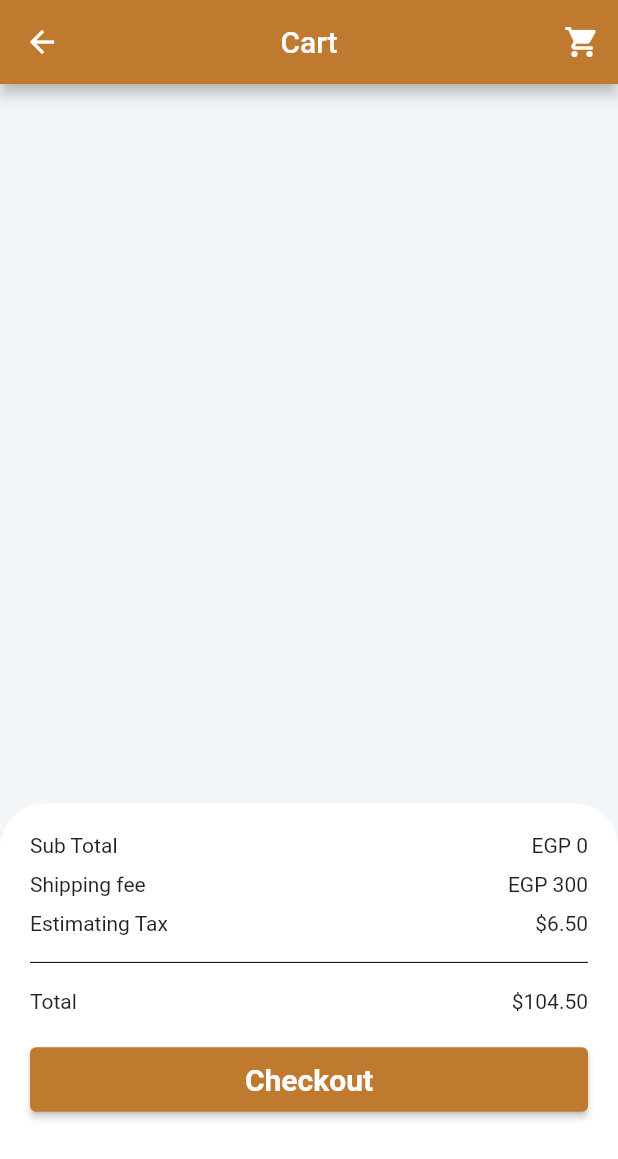
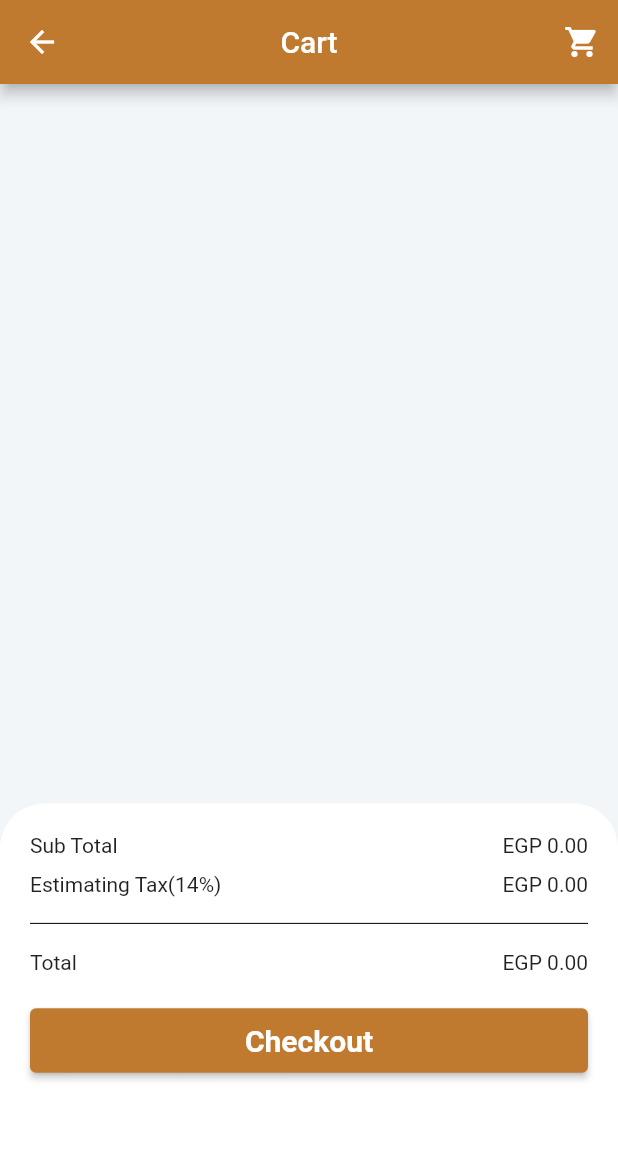
Before and after one commit to FadySameh20/AR-Furniture-App, a Flutter app: the CartScreen screen opened directly with empty values, on a phone screen of 412 x 824 dp. Shown: the top 1159 px of the screen. Run offline on Flutter 3.47's test engine with Material 2 defaults, Android fonts, the phone set to English and light mode, and no system bars; our stand-ins replace carousel_slider, cloud_firestore, firebase_auth, firebase_core, flutter_bloc, flutter_rating_bar and 5 more; missing offline and left inert: circular_bottom_navigation, dart:ffi; accounts and stored records are empty.

Commit message:
Cart update values

```diff
--- a/lib/shared/widgets/cart_screen.dart
+++ b/lib/shared/widgets/cart_screen.dart
@@ -18,7 +18,7 @@ class CartScreen extends StatefulWidget {
 
   List<FurnitureModel> furnitureList;
   Map<String, dynamic> cartMap;
-  CartScreen({required this.furnitureList ,required this.cartMap});
+  CartScreen({required this.furnitureList, required this.cartMap});
 
   @override
   State<CartScreen> createState() => _CartScreenState();
@@ -32,9 +32,13 @@ class _CartScreenState extends State<CartScreen> {
   List<String> availableQuantity = [];
   // Map<String, dynamic> cartMap = {};
   var quantity = 0;
-  int subTotal = 0;
-  bool flag=false;
-  var estimatingTax = 0.14;
+  double subTotal = 0;
+  double tax=0;
+  double totalPrice =0;
+  bool flag = false;
+  double estimatingTax = 0.14;
+
+
   @override
   void initState() {
     // TODO: implement initState
@@ -57,7 +61,7 @@ class _CartScreenState extends State<CartScreen> {
     print(widget.cartMap);
     widget.cartMap.forEach((key, value) {
       value.forEach((element) {
-        if(int.parse(element.quantityCart) > 0) {
+        if (int.parse(element.quantityCart) > 0) {
           furnitureQuantities.add(element.quantityCart);
           furnitureImages.add(element.image);
           availableQuantity.add(element.quantity);
@@ -68,15 +72,13 @@ class _CartScreenState extends State<CartScreen> {
           furniturePrices.add(element.price);
         }
       });
-
     });
-    for(int i=0;i<furniturePrices.length;i++) {
-      subTotal += int.parse(
-          furnitureQuantities[
-          i]) * int.parse(
-          furniturePrices[
-          i]);
+    for (int i = 0; i < furniturePrices.length; i++) {
+      subTotal +=
+          int.parse(furnitureQuantities[i]) * int.parse(furniturePrices[i]);
     }
+    tax=subTotal*estimatingTax;
+    totalPrice=subTotal+tax ;
         print(furnitureQuantities);
   }
 
@@ -132,7 +134,6 @@ class _CartScreenState extends State<CartScreen> {
                                           CrossAxisAlignment.start,
                                       children: [
                                         Text(
-
                                           furnitureNames[index],
                                           style: TextStyle(fontSize: 15),
                                         ),
@@ -146,27 +147,30 @@ class _CartScreenState extends State<CartScreen> {
                                                 print(int.parse(
                                                     furnitureQuantities[
                                                         index]));
-                                                setState(() {if (int.parse(
+                                                setState(() {
+                                                  if (int.parse(
                                                           furnitureQuantities[
                                                               index]) >
                                                       1) {
-
                                                     quantity = int.parse(
                                                         furnitureQuantities[
                                                             index]);
                                                     quantity--;
 
                                                     print("Quantityyyy");
-                                                  print(furnitureQuantities[index]);
+                                                    print(furnitureQuantities[
+                                                        index]);
                                                     furnitureQuantities[index] =
                                                         quantity.toString();
-                                                  subTotal -=  int.parse(
-                                                      furniturePrices[
-                                                      index]);
+                                                    subTotal -= int.parse(
+                                                        furniturePrices[index]);
+                                                    tax=subTotal*estimatingTax;
+                                                    totalPrice=(subTotal+tax);
                                                     print('minus quantity');
                                                     print(furnitureQuantities[
                                                         index]);
-                                                }});
+                                                  }
+                                                });
                                               },
                                               child: CustomCircleAvatar(
                                                 radius: MediaQuery.of(context)
@@ -223,8 +227,9 @@ class _CartScreenState extends State<CartScreen> {
                                                     furnitureQuantities[index] =
                                                         quantity.toString();
                                                     subTotal += int.parse(
-                                                        furniturePrices[
-                                                        index]);
+                                                        furniturePrices[index]);
+                                                    tax=subTotal*estimatingTax;
+                                                    totalPrice=subTotal+tax;
                                                     print('quantity new:');
                                                     print(furnitureQuantities[
                                                         index]);
@@ -300,31 +305,30 @@ class _CartScreenState extends State<CartScreen> {
                                     MainAxisAlignment.spaceBetween,
                                 children: [
                                   Text("Sub Total            "),
-                                  Text("\EGP ${subTotal}"),
+                                  Text("\EGP ${subTotal.toStringAsFixed(2)}"),
                                 ],
                               ),
                               SizedBox(
                                 height: 10,
                               ),
+                              // Row(
+                              //   mainAxisAlignment:
+                              //       MainAxisAlignment.spaceBetween,
+                              //   children: [
+                              //     Text("Shipping fee    "),
+                              //     Text('\EGP 300'),
+                              //   ],
+                              // ),
+                              // SizedBox(
+                              //   height: 10,
+                              // ),
                               Row(
                                 mainAxisAlignment:
                                     MainAxisAlignment.spaceBetween,
                                 children: [
-                                  Text("Shipping fee    "),
-                                  Text('\EGP 300'),
-                                ],
-                              ),
-                              SizedBox(
-                                height: 10,
-                              ),
-                              Row(
 
-                                mainAxisAlignment:
-                                    MainAxisAlignment.spaceBetween,
-                                children: [
-                                  Text("Estimating Tax"),
-
-                                  Text("\$6.50"),
+                                  Text("Estimating Tax(14%)            "),
+                                  Text("\EGP ${tax.toStringAsFixed(2)}"),
                                 ],
                               ),
                               SizedBox(
@@ -341,7 +345,7 @@ class _CartScreenState extends State<CartScreen> {
                                     MainAxisAlignment.spaceBetween,
                                 children: [
                                   Text("Total"),
-                                  Text("\$104.50"),
+                                  Text("\EGP ${totalPrice.toStringAsFixed(2)}"),
                                 ],
                               ),
                               SizedBox(
```
Lines whose indentation alone changed are shown as unchanged.
